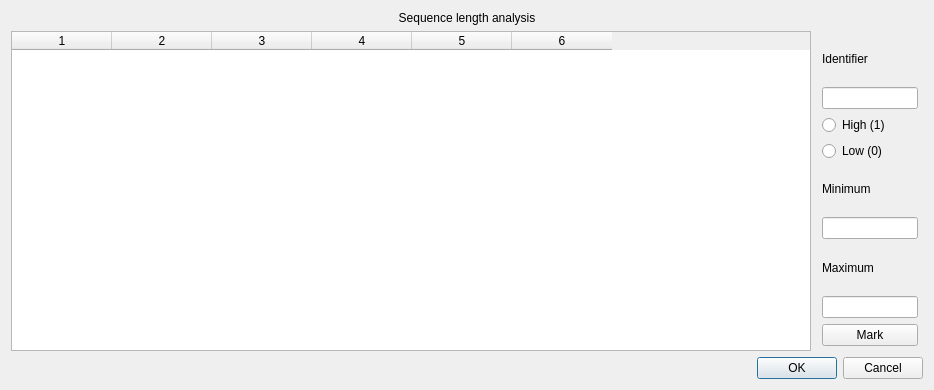
Old version of the form seqlenanalysis.ui in the repository eras/BitCracker.
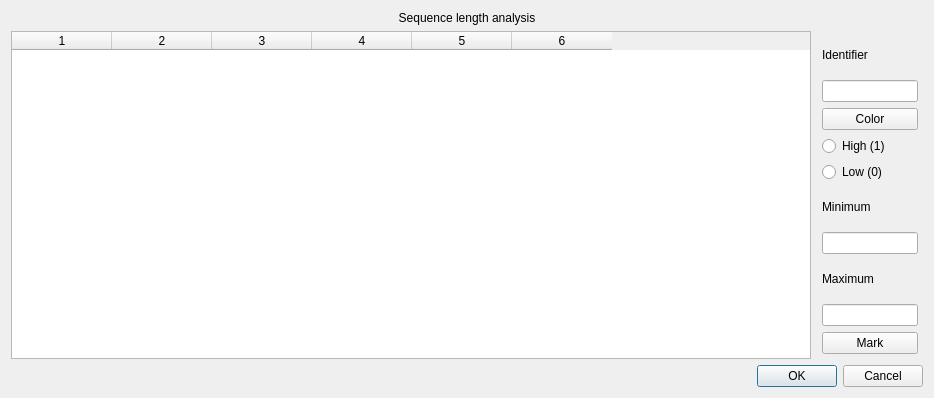
New version of the form.

Commit message: Supports multiple markers per same condition, adjustable colors

The edit to the form file:
```diff
--- a/seqlenanalysis.ui
+++ b/seqlenanalysis.ui
@@ -7,7 +7,7 @@
     <x>0</x>
     <y>0</y>
     <width>934</width>
-    <height>390</height>
+    <height>398</height>
    </rect>
   </property>
   <property name="windowTitle">
@@ -86,6 +86,17 @@
          <item>
           <widget class="QLineEdit" name="identifier"/>
          </item>
+         <item>
+          <layout class="QHBoxLayout" name="horizontalLayout_2">
+           <item>
+            <widget class="QPushButton" name="changeColor">
+             <property name="text">
+              <string>Color</string>
+             </property>
+            </widget>
+           </item>
+          </layout>
+         </item>
          <item>
           <widget class="QRadioButton" name="high">
            <property name="text">
```
The commit also changes 4 other files.
